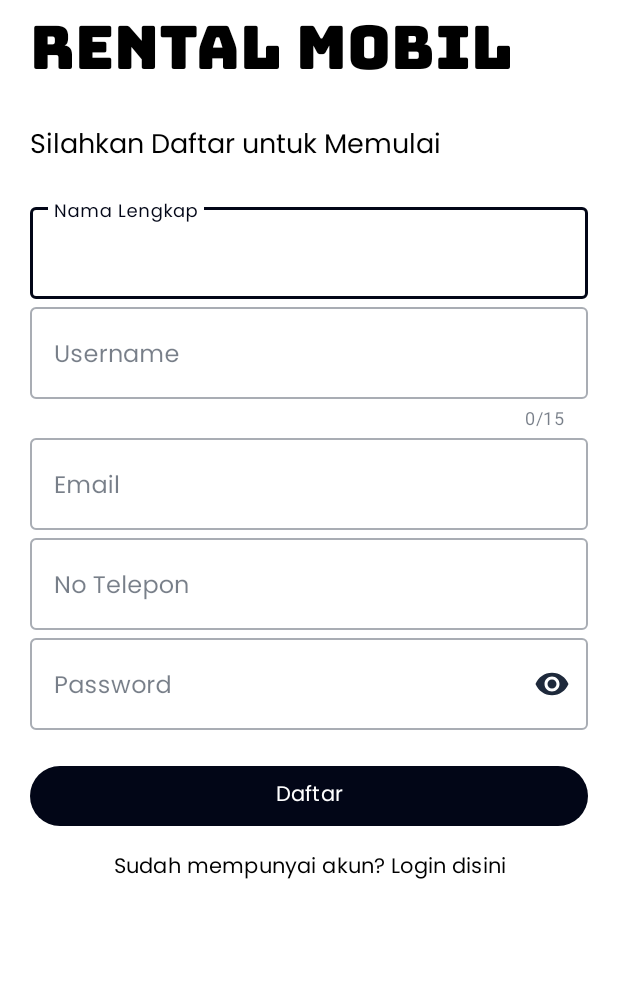
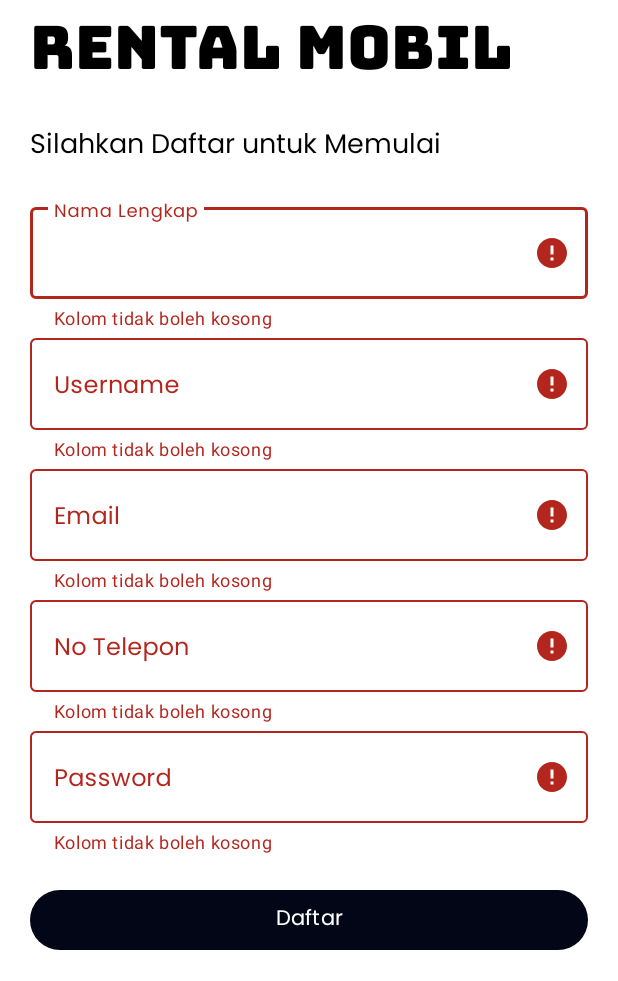
Before and after one commit to armandwipangestu/p5_android, an Android app: the SignUp screen opened directly, with no data from a screen before it, after a tap on "Daftar", on a phone screen of 412 x 824 dp, the part 255-1236 px from its top. Run offline under Robolectric (Android 15) with nearby library versions, the phone set to English and light mode, and no system bars; our stand-ins replace Firebase (no records; nobody signed in at launch, a user with empty details on screens opened directly); Roboto replaces fonts that are not available here.

Commit message:
feat: add validate registration form

```diff
--- a/latihan/RentalMobil/app/src/main/java/com/latihan/rentalmobil/SignUp.java
+++ b/latihan/RentalMobil/app/src/main/java/com/latihan/rentalmobil/SignUp.java
@@ -4,10 +4,13 @@ import androidx.annotation.NonNull;
 import androidx.appcompat.app.AppCompatActivity;
 
 import android.content.Intent;
+import android.graphics.Color;
 import android.os.Bundle;
 import android.view.View;
 import android.view.WindowManager;
 import android.widget.Button;
+import android.widget.LinearLayout;
+import android.widget.TextView;
 import android.widget.Toast;
 
 import com.google.android.gms.tasks.OnCompleteListener;
@@ -19,6 +22,8 @@ import com.google.firebase.database.FirebaseDatabase;
 public class SignUp extends AppCompatActivity {
 
 //    Variables
+    LinearLayout registrationStatusLayout;
+    TextView registrationStatusText;
     TextInputLayout regNamaLengkap, regUsername, regEmail, regNoTelepon, regPassword;
     Button regBtn, daftarToLogin;
 
@@ -32,6 +37,8 @@ public class SignUp extends AppCompatActivity {
         setContentView(R.layout.activity_sign_up);
 
 //        Hooks all xml elements in activity_sign_up.xml
+        registrationStatusLayout = findViewById(R.id.registrationStatusLayout);
+        registrationStatusText = findViewById(R.id.registrationStatusText);
         regNamaLengkap = findViewById(R.id.nama_lengkap);
         regUsername = findViewById(R.id.username);
         regEmail = findViewById(R.id.email);
@@ -40,36 +47,8 @@ public class SignUp extends AppCompatActivity {
         regBtn = findViewById(R.id.reg_btn);
         daftarToLogin = findViewById(R.id.daftarToLogin);
 
-        regBtn.setOnClickListener(new View.OnClickListener() {
-            @Override
-            public void onClick(View v) {
-                rootNode = FirebaseDatabase.getInstance("https://rental-mobil-bde39-default-rtdb.asia-southeast1.firebasedatabase.app/");
-                reference = rootNode.getReference("users");
-
-                // Generate a unique key for each user
-                String userId = reference.push().getKey();
-
-//                Get All the Values
-                String nama_lengkap = regNamaLengkap.getEditText().getText().toString();
-                String username = regUsername.getEditText().getText().toString();
-                String email = regEmail.getEditText().getText().toString();
-                String no_telepon = regNoTelepon.getEditText().getText().toString();
-                String password = regPassword.getEditText().getText().toString();
-
-                UserHelperClass helperClass = new UserHelperClass(nama_lengkap, username, email, no_telepon, password);
-
-                reference.child(userId).setValue(helperClass).addOnCompleteListener(new OnCompleteListener<Void>() {
-                    @Override
-                    public void onComplete(@NonNull Task<Void> task) {
-                        if (task.isSuccessful()) {
-                            Toast.makeText(getApplicationContext(), "Data berhasil tersimpan ke Firebase!", Toast.LENGTH_SHORT).show();
-                        } else {
-                            Toast.makeText(getApplicationContext(), "Gagal menyimpan data ke Firebase", Toast.LENGTH_SHORT).show();
-                        }
-                    }
-                });
-            }
-        });
+        rootNode = FirebaseDatabase.getInstance("https://rental-mobil-bde39-default-rtdb.asia-southeast1.firebasedatabase.app/");
+        reference = rootNode.getReference("users");
 
         daftarToLogin.setOnClickListener(new View.OnClickListener() {
             @Override
@@ -79,4 +58,136 @@ public class SignUp extends AppCompatActivity {
             }
         });
     }
+
+    private Boolean validateName() {
+        String value = regNamaLengkap.getEditText().getText().toString();
+
+        if (value.isEmpty()) {
+            regNamaLengkap.setError("Kolom tidak boleh kosong");
+            return false;
+        } else {
+            regNamaLengkap.setError(null);
+            regNamaLengkap.setErrorEnabled(false);
+            return true;
+        }
+    }
+
+    private Boolean validateUsername() {
+        String value = regUsername.getEditText().getText().toString();
+//        String noWhiteSpace = "(?=\\s+$)";
+        String noWhiteSpace = "\\A\\w{4,20}\\z";
+
+        if (value.isEmpty()) {
+            regUsername.setError("Kolom tidak boleh kosong");
+            return false;
+        } else if (value.length() >= 15) {
+            regUsername.setError("Username terlalu panjang");
+            return false;
+        } else if (!value.matches(noWhiteSpace)) {
+            regUsername.setError("Username tidak boleh mengandung spasi");
+            return false;
+        } else {
+            regUsername.setError(null);
+            regUsername.setErrorEnabled(false);
+            return true;
+        }
+    }
+
+    private Boolean validateEmail() {
+        String value = regEmail.getEditText().getText().toString();
+        String emailPattern = "[a-zA-Z0-9._-]+@[a-z]+\\.+[a-z]+";
+
+        if (value.isEmpty()) {
+            regEmail.setError("Kolom tidak boleh kosong");
+            return false;
+        } else if (!value.matches(emailPattern)) {
+            regEmail.setError("Format email tidak valid");
+            return false;
+        } else {
+            regEmail.setError(null);
+            regEmail.setErrorEnabled(false);
+            return true;
+        }
+    }
+
+    private Boolean validateNoTelepon() {
+        String value = regNoTelepon.getEditText().getText().toString();
+
+        if (value.isEmpty()) {
+            regNoTelepon.setError("Kolom tidak boleh kosong");
+            return false;
+        } else {
+            regNoTelepon.setError(null);
+            regNoTelepon.setErrorEnabled(false);
+            return true;
+        }
+    }
+
+    private Boolean validatePassword() {
+        String value = regPassword.getEditText().getText().toString();
+        String passwordVal = "^" +
+            //"(?=.*[0-9])" +             //at least 1 digit
+            //"(?=.*[a-z])" +             //at least 1 lower case letter
+            //"(?=.*[A-Z])" +             //at least 1 upper case letter
+            "(?=.*[a-zA-Z])" +          //any letter
+            //"(?=.*[@#$%^&+=])" +        //at least 1 special character
+            //"(?=\\S+$)" +               //no white spaces
+            ".{4,}" +                   //at least 4 characters
+            "$";
+
+        if (value.isEmpty()) {
+            regPassword.setError("Kolom tidak boleh kosong");
+            return false;
+        } else if (!value.matches(passwordVal)) {
+            regPassword.setError("Password terlalu pendek, minimal 4 karakter!");
+            return false;
+        } else {
+            regPassword.setError(null);
+            regPassword.setErrorEnabled(false);
+            return true;
+        }
+    }
+
+
+//    Save data in FireBase on button click
+    public void registerUser(View view) {
+
+        if (!validateName() | !validateUsername() | !validateEmail() | !validateNoTelepon() | !validatePassword()) {
+            return;
+        }
+
+//        Get all the values in String
+        String namaLengkap = regNamaLengkap.getEditText().getText().toString();
+        String username = regUsername.getEditText().getText().toString();
+        String email = regEmail.getEditText().getText().toString();
+        String noTelepon = regNoTelepon.getEditText().getText().toString();
+        String password = regPassword.getEditText().getText().toString();
+
+        // Generate a unique key for each user
+        String userId = username + '_' + reference.push().getKey();
+
+        UserHelperClass helperClass = new UserHelperClass(namaLengkap, username, email, noTelepon, password);
+        reference.child(userId).setValue(helperClass).addOnCompleteListener(new OnCompleteListener<Void>() {
+            @Override
+            public void onComplete(@NonNull Task<Void> task) {
+                if (task.isSuccessful()) {
+                    Toast.makeText(getApplicationContext(), "Pendaftaran berhasil, silahkan login!", Toast.LENGTH_SHORT).show();
+                    registrationStatusLayout.setBackgroundColor(Color.parseColor("#22c55e"));
+                    registrationStatusText.setText("Pendaftaran berhasil!");
+                } else {
+                    Toast.makeText(getApplicationContext(), "Pendaftaran gagal!", Toast.LENGTH_SHORT).show();
+                    registrationStatusLayout.setBackgroundColor(Color.parseColor("#ef4444"));
+                    registrationStatusText.setText("Pendaftaran gagal!");
+                }
+
+                registrationStatusLayout.setVisibility(View.VISIBLE);
+
+                regNamaLengkap.getEditText().setText("");
+                regUsername.getEditText().setText("");
+                regEmail.getEditText().setText("");
+                regNoTelepon.getEditText().setText("");
+                regPassword.getEditText().setText("");
+            }
+        });
+    }
 }
--- a/latihan/RentalMobil/app/src/main/res/layout/activity_sign_up.xml
+++ b/latihan/RentalMobil/app/src/main/res/layout/activity_sign_up.xml
@@ -1,148 +1,160 @@
 <?xml version="1.0" encoding="utf-8"?>
-<ScrollView
-    xmlns:android="http://schemas.android.com/apk/res/android"
+<ScrollView xmlns:android="http://schemas.android.com/apk/res/android"
     xmlns:app="http://schemas.android.com/apk/res-auto"
     xmlns:tools="http://schemas.android.com/tools"
     android:layout_width="match_parent"
     android:layout_height="match_parent"
+    android:background="@color/white"
     android:fillViewport="true"
-    android:background="@color/white"
     tools:context=".SignUp">
 
     <LinearLayout
         android:layout_width="match_parent"
         android:layout_height="wrap_content"
-        tools:context=".SignUp"
         android:orientation="vertical"
-        android:padding="20dp">
+        android:padding="20dp"
+        tools:context=".SignUp">
 
         <ImageView
             android:layout_width="150dp"
             android:layout_height="150dp"
             android:src="@drawable/rental_mobil_logo_mini"
-            android:transitionName="logo_image"
-            />
+            android:transitionName="logo_image" />
 
         <TextView
             android:layout_width="wrap_content"
             android:layout_height="wrap_content"
+            android:layout_marginTop="-20dp"
+            android:fontFamily="@font/bungee"
             android:text="RENTAL MOBIL"
+            android:textColor="@color/black"
             android:textSize="40sp"
-            android:fontFamily="@font/bungee"
-            android:textColor="@color/black"
-            android:layout_marginTop="-20dp"
-            android:transitionName="text_title"
-            />
+            android:transitionName="text_title" />
 
         <TextView
             android:layout_width="wrap_content"
             android:layout_height="wrap_content"
+            android:fontFamily="@font/poppins"
             android:text="Silahkan Daftar untuk Memulai"
+            android:textColor="@color/black"
             android:textSize="18sp"
-            android:fontFamily="@font/poppins"
-            android:textColor="@color/black"
-            android:transitionName="text_tagline"
-            />
+            android:transitionName="text_tagline" />
+
+        <LinearLayout
+            android:id="@+id/registrationStatusLayout"
+            android:layout_width="match_parent"
+            android:layout_height="wrap_content"
+            android:orientation="vertical"
+            android:visibility="gone">
+
+            <!-- Komponen baru untuk menampilkan status pendaftaran -->
+            <FrameLayout
+                android:layout_width="match_parent"
+                android:layout_height="wrap_content"
+                android:padding="10dp">
+
+                <TextView
+                    android:id="@+id/registrationStatusText"
+                    android:layout_width="wrap_content"
+                    android:layout_height="wrap_content"
+                    android:layout_gravity="center"
+                    android:text="Pendaftaran gagal!"
+                    android:textColor="@android:color/white" />
+
+            </FrameLayout>
+        </LinearLayout>
 
         <LinearLayout
             android:layout_width="match_parent"
             android:layout_height="wrap_content"
-            android:orientation="vertical"
             android:layout_marginTop="20dp"
-            android:layout_marginBottom="20dp">
+            android:layout_marginBottom="20dp"
+            android:orientation="vertical">
 
             <com.google.android.material.textfield.TextInputLayout
                 android:id="@+id/nama_lengkap"
+                style="@style/Widget.MaterialComponents.TextInputLayout.OutlinedBox"
                 android:layout_width="match_parent"
-                android:layout_height="wrap_content"
-                style="@style/Widget.MaterialComponents.TextInputLayout.OutlinedBox"
-                >
+                android:layout_height="wrap_content">
 
                 <com.google.android.material.textfield.TextInputEditText
                     android:layout_width="match_parent"
                     android:layout_height="wrap_content"
+                    android:fontFamily="@font/poppins"
                     android:hint="Nama Lengkap"
                     android:inputType="text"
-                    android:textColor="@color/black"
-                    android:fontFamily="@font/poppins"
-                    />
+                    android:textColor="@color/black" />
 
             </com.google.android.material.textfield.TextInputLayout>
 
             <com.google.android.material.textfield.TextInputLayout
                 android:id="@+id/username"
+                style="@style/Widget.MaterialComponents.TextInputLayout.OutlinedBox"
                 android:layout_width="match_parent"
                 android:layout_height="wrap_content"
-                style="@style/Widget.MaterialComponents.TextInputLayout.OutlinedBox"
-                app:counterEnabled="true"
-                app:counterMaxLength="15"
-                android:transitionName="username_transition"
-                >
+                android:transitionName="username_transition">
+
+                <!--                app:counterEnabled="true"-->
+                <!--                app:counterMaxLength="15"-->
 
                 <com.google.android.material.textfield.TextInputEditText
                     android:layout_width="match_parent"
                     android:layout_height="wrap_content"
+                    android:fontFamily="@font/poppins"
                     android:hint="Username"
                     android:inputType="text"
-                    android:textColor="@color/black"
-                    android:fontFamily="@font/poppins"
-                    />
+                    android:textColor="@color/black" />
 
             </com.google.android.material.textfield.TextInputLayout>
 
             <com.google.android.material.textfield.TextInputLayout
                 android:id="@+id/email"
+                style="@style/Widget.MaterialComponents.TextInputLayout.OutlinedBox"
                 android:layout_width="match_parent"
-                android:layout_height="wrap_content"
-                style="@style/Widget.MaterialComponents.TextInputLayout.OutlinedBox"
-                >
+                android:layout_height="wrap_content">
 
                 <com.google.android.material.textfield.TextInputEditText
                     android:layout_width="match_parent"
                     android:layout_height="wrap_content"
+                    android:fontFamily="@font/poppins"
                     android:hint="Email"
                     android:inputType="textEmailAddress"
-                    android:textColor="@color/black"
-                    android:fontFamily="@font/poppins"
-                    />
+                    android:textColor="@color/black" />
 
             </com.google.android.material.textfield.TextInputLayout>
 
             <com.google.android.material.textfield.TextInputLayout
                 android:id="@+id/no_telepon"
+                style="@style/Widget.MaterialComponents.TextInputLayout.OutlinedBox"
                 android:layout_width="match_parent"
                 android:layout_height="wrap_content"
-                style="@style/Widget.MaterialComponents.TextInputLayout.OutlinedBox"
-                android:transitionName="password_transition"
-                >
+                android:transitionName="password_transition">
 
                 <com.google.android.material.textfield.TextInputEditText
                     android:layout_width="match_parent"
                     android:layout_height="wrap_content"
+                    android:fontFamily="@font/poppins"
                     android:hint="No Telepon"
                     android:inputType="number"
-                    android:textColor="@color/black"
-                    android:fontFamily="@font/poppins"
-                    />
+                    android:textColor="@color/black" />
 
             </com.google.android.material.textfield.TextInputLayout>
 
             <com.google.android.material.textfield.TextInputLayout
                 android:id="@+id/password"
+                style="@style/Widget.MaterialComponents.TextInputLayout.OutlinedBox"
                 android:layout_width="match_parent"
                 android:layout_height="wrap_content"
-                style="@style/Widget.MaterialComponents.TextInputLayout.OutlinedBox"
                 app:passwordToggleEnabled="true"
-                app:passwordToggleTint="@color/colorOnSurface"
-                >
+                app:passwordToggleTint="@color/colorOnSurface">
 
                 <com.google.android.material.textfield.TextInputEditText
                     android:layout_width="match_parent"
                     android:layout_height="wrap_content"
-                    android:inputType="textPassword"
                     android:fontFamily="@font/poppins"
                     android:hint="Password"
-                    android:textColor="@color/black"/>
+                    android:inputType="textPassword"
+                    android:textColor="@color/black" />
 
             </com.google.android.material.textfield.TextInputLayout>
 
@@ -152,22 +164,21 @@
             android:id="@+id/reg_btn"
             android:layout_width="match_parent"
             android:layout_height="wrap_content"
+            android:fontFamily="@font/poppins"
+            android:onClick="registerUser"
             android:text="Daftar"
             android:textColor="@color/white"
-            android:fontFamily="@font/poppins"
-            android:transitionName="action_transition"
-            />
+            android:transitionName="action_transition" />
 
         <Button
             android:id="@+id/daftarToLogin"
             android:layout_width="match_parent"
             android:layout_height="wrap_content"
+            android:background="#00000000"
+            android:fontFamily="@font/poppins"
             android:text="Sudah mempunyai akun? Login disini"
-            android:background="#00000000"
             android:textColor="#000"
-            android:fontFamily="@font/poppins"
-            android:transitionName="login_signup_transition"
-            />
+            android:transitionName="login_signup_transition" />
 
     </LinearLayout>
 
```
